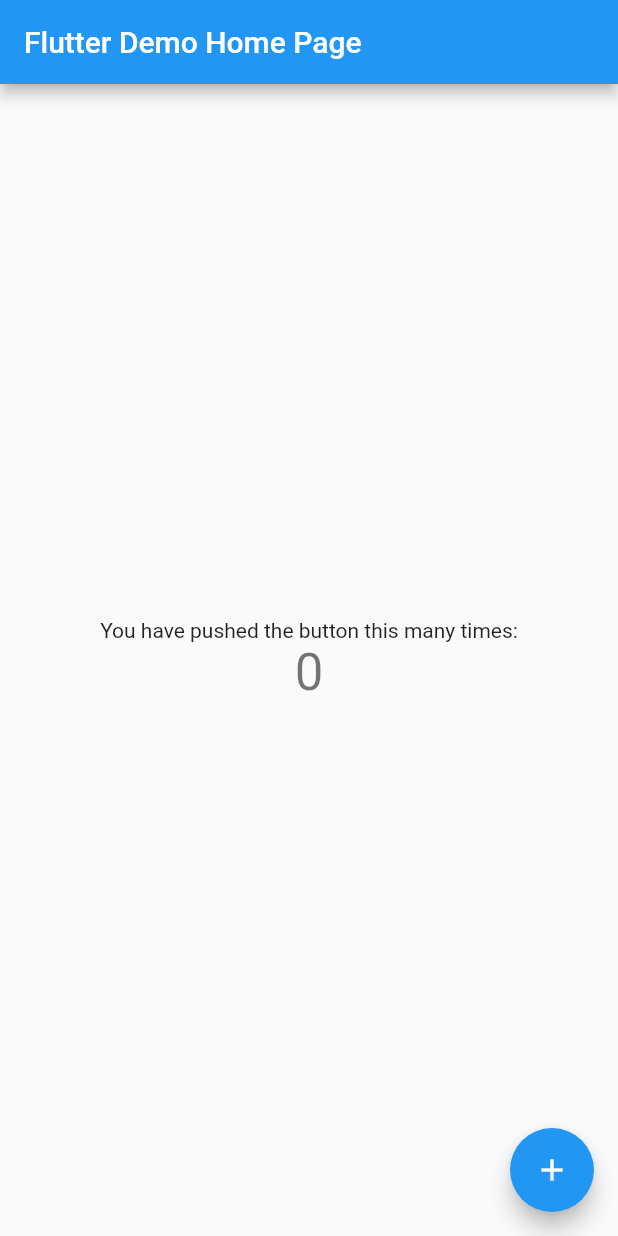
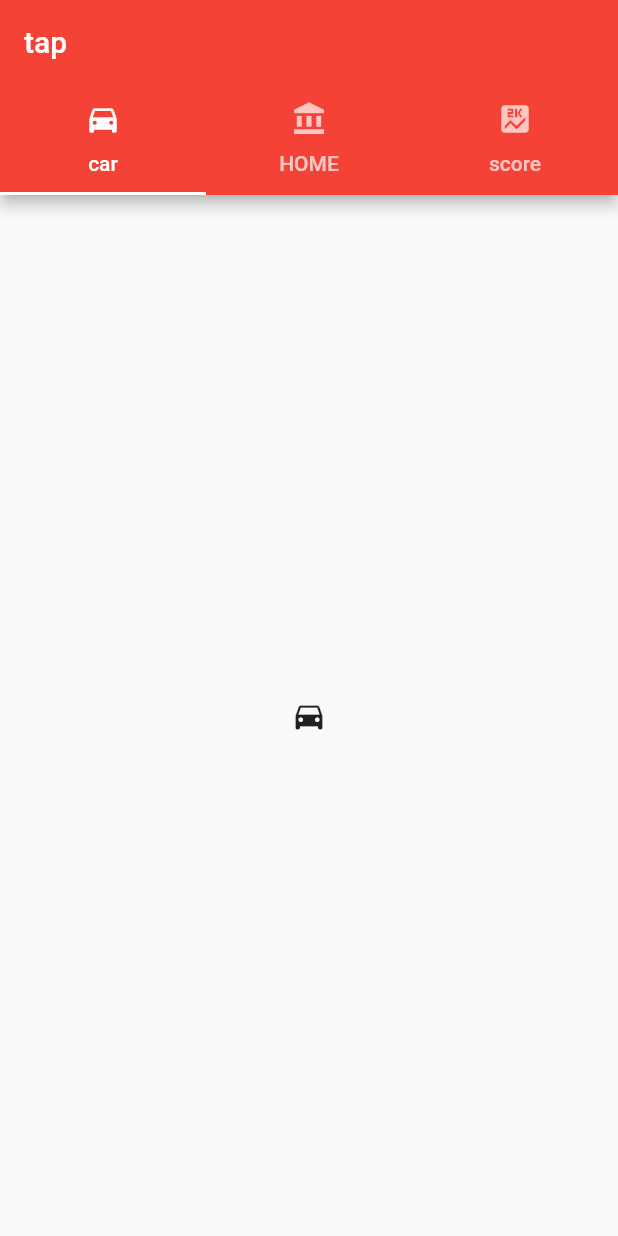
Before and after one commit to somjukss/lab01, a Flutter app: the screen it shows after launch, on a phone screen of 412 x 824 dp. Run offline on Flutter 3.47's test engine with Material 2 defaults, Android fonts, the phone set to English and light mode, and no system bars.

Commit message:
Add files via upload

```diff
--- a/lib/main.dart
+++ b/lib/main.dart
@@ -8,104 +8,111 @@ class MyApp extends StatelessWidget {
   Widget build(BuildContext context) {
     return MaterialApp(
       title: 'Flutter Demo',
+      // debugShowCheckedModeBanner: false, //show bar debug
       theme: ThemeData(
-        // This is the theme of your application.
-        //
-        // Try running your application with "flutter run". You'll see the
-        // application has a blue toolbar. Then, without quitting the app, try
-        // changing the primarySwatch below to Colors.green and then invoke
-        // "hot reload" (press "r" in the console where you ran "flutter run",
-        // or simply save your changes to "hot reload" in a Flutter IDE).
-        // Notice that the counter didn't reset back to zero; the application
-        // is not restarted.
-        primarySwatch: Colors.blue,
+        primarySwatch: Colors.red,
       ),
-      home: MyHomePage(title: 'Flutter Demo Home Page'),
+      home: MyHomePage(),
     );
   }
 }
 
-class MyHomePage extends StatefulWidget {
-  MyHomePage({Key key, this.title}) : super(key: key);
+//<-----STATELESS------>
+// STATELESS this not lender on time, but is lender only one time to run page
 
-  // This widget is the home page of your application. It is stateful, meaning
-  // that it has a State object (defined below) that contains fields that affect
-  // how it looks.
+// class MyHomePage extends StatelessWidget {
+//   int counter = 0;
 
-  // This class is the configuration for the state. It holds the values (in this
-  // case the title) provided by the parent (in this case the App widget) and
-  // used by the build method of the State. Fields in a Widget subclass are
-  // always marked "final".
+//   @override
+//   Widget build(BuildContext context) {
+//     return Scaffold(
+//       appBar: AppBar(
+//         title: Text("PACKINZG3"),
+//       ),
+//       body: Text("${counter}"),
+//       floatingActionButton: IconButton(
+//         icon: Icon(Icons.add),
+//         onPressed: () {
+//           counter++;
+//           print("Counter value $counter");
+//         },
+//       ),
+//     );
+//   }
+// }
 
-  final String title;
+//<-----STATEFUL------>
+// STATEFUL lender page on time
 
+class Counterscroe extends StatefulWidget {
   @override
-  _MyHomePageState createState() => _MyHomePageState();
+  State<StatefulWidget> createState() {
+    return MyHomePageState(); //call the child function
+  }
 }
 
-class _MyHomePageState extends State<MyHomePage> {
-  int _counter = 0;
-
-  void _incrementCounter() {
-    setState(() {
-      // This call to setState tells the Flutter framework that something has
-      // changed in this State, which causes it to rerun the build method below
-      // so that the display can reflect the updated values. If we changed
-      // _counter without calling setState(), then the build method would not be
-      // called again, and so nothing would appear to happen.
-      _counter++;
-    });
-  }
+class MyHomePageState extends State<Counterscroe> {
+  //state<..>  call the function parent
+  int counter = 0;
 
   @override
   Widget build(BuildContext context) {
-    // This method is rerun every time setState is called, for instance as done
-    // by the _incrementCounter method above.
-    //
-    // The Flutter framework has been optimized to make rerunning build methods
-    // fast, so that you can just rebuild anything that needs updating rather
-    // than having to individually change instances of widgets.
+    // TODO: implement build
     return Scaffold(
       appBar: AppBar(
-        // Here we take the value from the MyHomePage object that was created by
-        // the App.build method, and use it to set our appbar title.
-        title: Text(widget.title),
+        title: Text("PACKINZG3"),
       ),
-      body: Center(
-        // Center is a layout widget. It takes a single child and positions it
-        // in the middle of the parent.
-        child: Column(
-          // Column is also layout widget. It takes a list of children and
-          // arranges them vertically. By default, it sizes itself to fit its
-          // children horizontally, and tries to be as tall as its parent.
-          //
-          // Invoke "debug painting" (press "p" in the console, choose the
-          // "Toggle Debug Paint" action from the Flutter Inspector in Android
-          // Studio, or the "Toggle Debug Paint" command in Visual Studio Code)
-          // to see the wireframe for each widget.
-          //
-          // Column has various properties to control how it sizes itself and
-          // how it positions its children. Here we use mainAxisAlignment to
-          // center the children vertically; the main axis here is the vertical
-          // axis because Columns are vertical (the cross axis would be
-          // horizontal).
-          mainAxisAlignment: MainAxisAlignment.center,
-          children: <Widget>[
-            Text(
-              'You have pushed the button this many times:',
-            ),
-            Text(
-              '$_counter',
-              style: Theme.of(context).textTheme.display1,
-            ),
-          ],
-        ),
+      body: Row(
+        //row is column || column is row --?> HTML
+        mainAxisAlignment: MainAxisAlignment.spaceAround,
+        crossAxisAlignment: CrossAxisAlignment.start,
+        children: <Widget>[
+          Text("${counter}"),
+          Text("row1"),
+          Text("row2"),
+        ],
       ),
       floatingActionButton: FloatingActionButton(
-        onPressed: _incrementCounter,
-        tooltip: 'Increment',
         child: Icon(Icons.add),
-      ), // This trailing comma makes auto-formatting nicer for build methods.
+        onPressed: () {
+          //setstate to change value counter
+          setState(() {
+            counter++;
+          });
+          print("Counter value $counter");
+          return counter;
+        },
+      ),
     );
   }
 }
+
+
+class MyHomePage extends StatelessWidget{
+  @override
+  Widget build(BuildContext context) {
+    // TODO: implement build
+    return DefaultTabController(
+      length: 3,
+      child: Scaffold(
+        appBar: AppBar(
+          title: Text("tap"),
+          bottom: TabBar(
+            tabs: <Widget>[
+            Tab(icon: Icon(Icons.directions_car), text: "car",),
+            Tab(icon: Icon(Icons.account_balance), text: "HOME",),
+            Tab(icon: Icon(Icons.score), text: "score",),
+          ],),
+        ),
+        body: TabBarView(
+          children: <Widget>[
+            Icon(Icons.directions_car),
+            Icon(Icons.account_balance),
+            Icon(Icons.score),
+          ],
+        ),
+      )
+    );
+  }
+
+}
--- a/pubspec.yaml
+++ b/pubspec.yaml
@@ -1,4 +1,4 @@
-name: lab_01
+name: lab01
 description: A new Flutter project.
 
 # The following defines the version and build number for your application.
```
Also changed, not shown: lib/Second_Screen.dart (added, +14 -0 lines), lib/first_screen.dart (added, +13 -0 lines), 4 other files.
